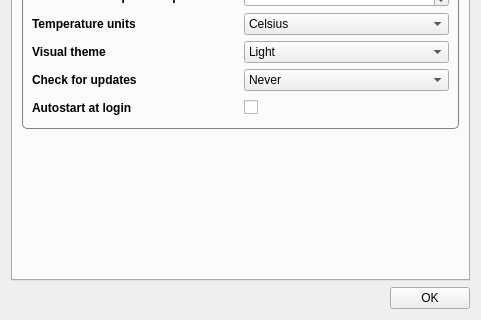
The window that ConfigurationDialog.ui (FelixdelasPozas/TrayWeather) describes before a commit, drawn with Qt 5; both pictures show x 0 to 481 and y 237 to 557 of the 481 by 557 pixel window.
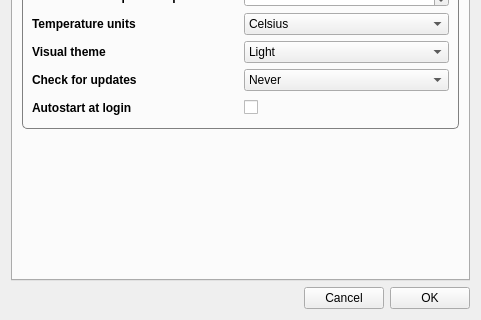
The same window after the commit. Icons and pictures are not drawn.

Commit message: Fix: invalid last maps variables in app first run. Added cancel button in configuration dialog.

The edit to the form file:
```diff
--- a/ConfigurationDialog.ui
+++ b/ConfigurationDialog.ui
@@ -1150,6 +1150,13 @@
        </property>
       </spacer>
      </item>
+     <item>
+      <widget class="QPushButton" name="m_cancel">
+       <property name="text">
+        <string>Cancel</string>
+       </property>
+      </widget>
+     </item>
      <item>
       <widget class="QPushButton" name="m_ok">
        <property name="text">
```
Left out of the diff: 16 changed lines with no effect on the pictures. The commit also changes 6 other files.
